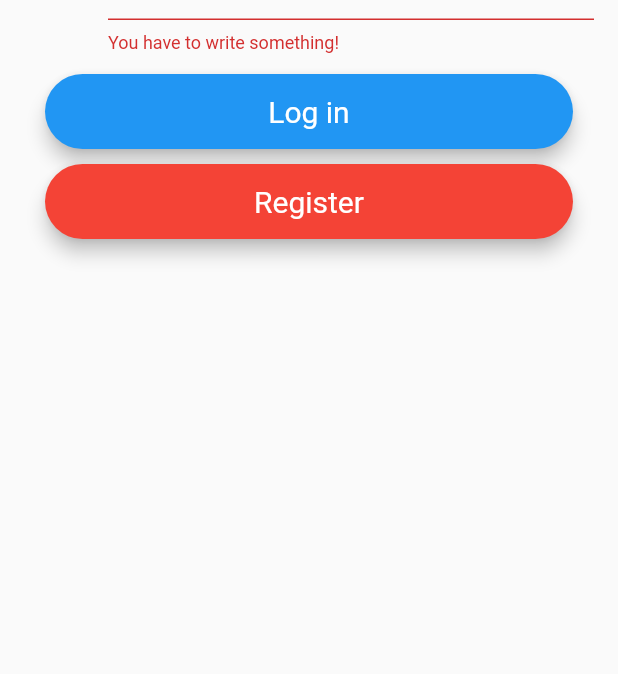
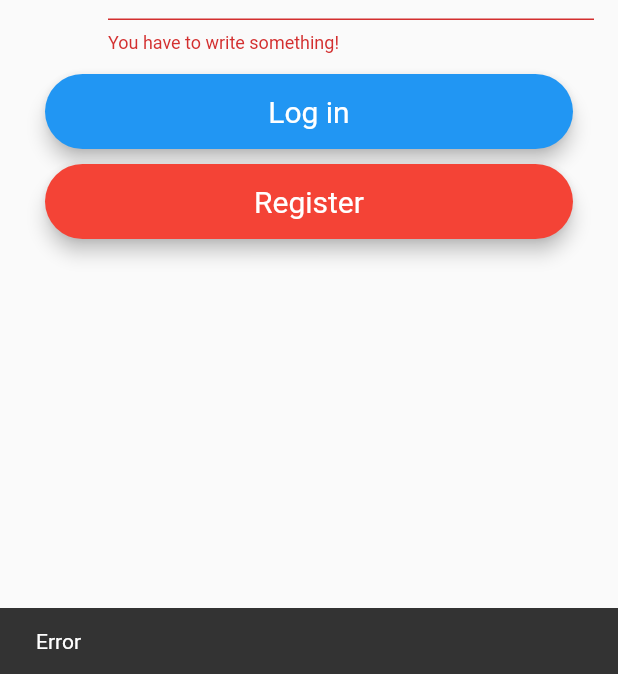
Before and after one commit to mobileappdevhm19/lust-LibraryUniversalSwissTool, a Flutter app: the screen it shows after launch, after a tap on "Log in", on a phone screen of 412 x 824 dp, the part 562-1236 px from its top. Run offline on Flutter 3.47's test engine with Material 2 defaults, Android fonts, the phone set to English and light mode, and no system bars; our stand-ins replace charts_flutter, cloud_firestore, firebase_auth, geolocator, shared_preferences; accounts and stored records are empty.

Commit message:
init _textSnackBar with Error to prevent a null reference in snackbar

```diff
--- a/lust/lib/pages/loginPage/loginPage.dart
+++ b/lust/lib/pages/loginPage/loginPage.dart
@@ -24,7 +24,7 @@ class _LoginPageState extends State<LoginPage> {
   FormType _formRegister = FormType.LOGIN;
   bool _emailChecked;
 
-  String _textSnackBar;
+  String _textSnackBar = "Error";
   GlobalKey<ScaffoldState> _scaffState = new GlobalKey<ScaffoldState>();
   final GlobalKey<FormState>_formKey = new GlobalKey<FormState>();
 
```
